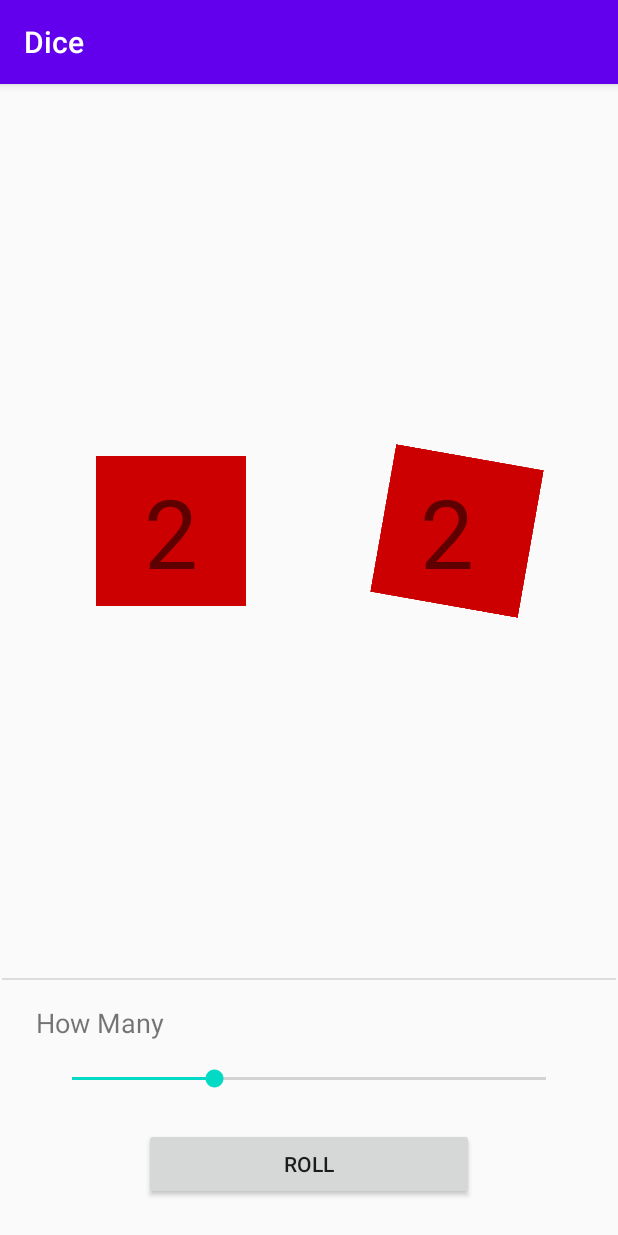
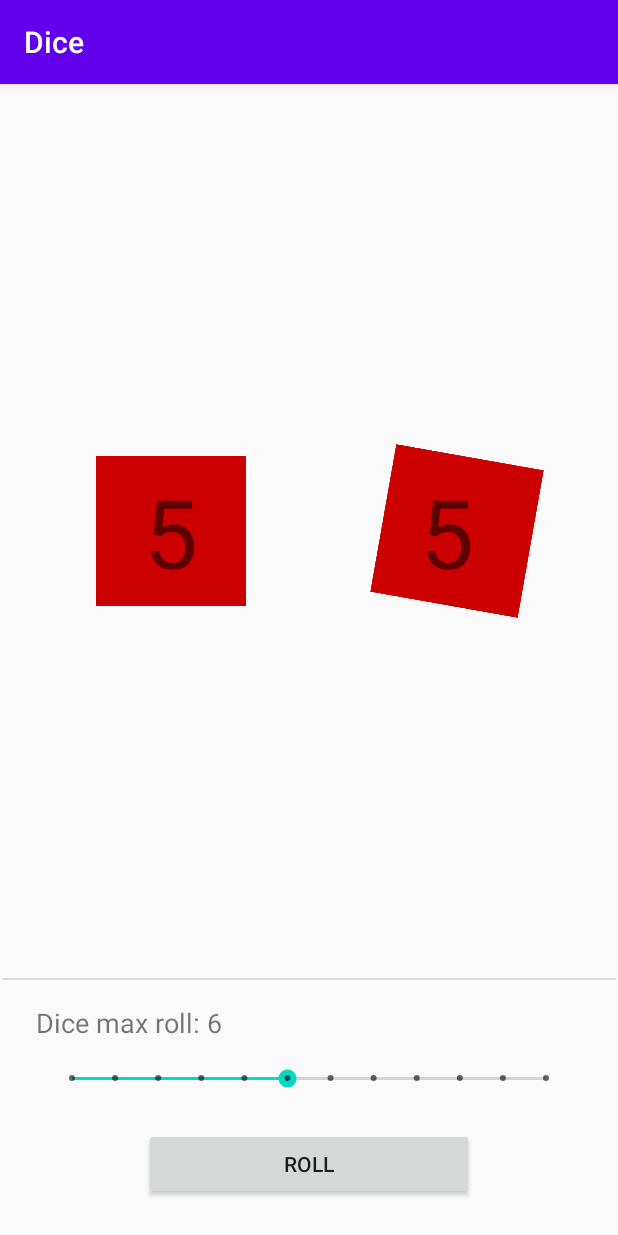
Before and after one commit to ryan-joseph-dev/dice, an Android app: the screen it shows after launch (MainActivity), after a tap on "ROLL", on a phone screen of 412 x 824 dp. Run offline under Robolectric (Android 15) with nearby library versions, the phone set to English and light mode, and no system bars.

Commit message:
fix bug wih zero sided die

```diff
--- a/app/src/main/java/com/ryryapps/MainActivity.kt
+++ b/app/src/main/java/com/ryryapps/MainActivity.kt
@@ -27,7 +27,21 @@ class MainActivity : AppCompatActivity() {
         val dice2ImageView = findViewById<ImageView>(R.id.dice2ImageView)
 
         val seekBar = findViewById<SeekBar>(R.id.seekBar)
+        val howManyTextView = findViewById<TextView>(R.id.howManyTextView)
 
+        seekBar.setOnSeekBarChangeListener(object : SeekBar.OnSeekBarChangeListener {
+            override fun onProgressChanged(seekBar: SeekBar, i: Int, b: Boolean) {
+                // Display the current progress of SeekBar
+                val j = i + 1
+                howManyTextView.text = "Dice max roll: $j"
+            }
+            override fun onStartTrackingTouch(seekBar: SeekBar) {
+                // Do something
+            }
+            override fun onStopTrackingTouch(seekBar: SeekBar) {
+                // Do something
+            }
+        })
 
         rollButton.setOnClickListener() {
 
@@ -36,8 +50,8 @@ class MainActivity : AppCompatActivity() {
             dice1ImageView.startAnimation(shake)
             dice2ImageView.startAnimation(shake)
 
-            val dice1 = Random().nextInt(seekBar.progress) + 1
-            val dice2 = Random().nextInt(seekBar.progress) + 1
+            val dice1 = Random().nextInt(seekBar.progress + 1) + 1
+            val dice2 = Random().nextInt(seekBar.progress + 1) + 1
 
             dice1TextView.text = dice1.toString()
             dice2TextView.text = dice2.toString()
--- a/app/src/main/res/layout/activity_main.xml
+++ b/app/src/main/res/layout/activity_main.xml
@@ -22,6 +22,7 @@
 
     <SeekBar
         android:id="@+id/seekBar"
+        style="@style/Widget.AppCompat.SeekBar.Discrete"
         android:layout_width="0dp"
         android:layout_height="wrap_content"
         android:layout_marginStart="32dp"
@@ -29,8 +30,9 @@
         android:layout_marginEnd="32dp"
         android:layout_marginRight="32dp"
         android:layout_marginBottom="24dp"
-        android:max="10"
-        android:progress="3"
+        android:indeterminate="false"
+        android:max="11"
+        android:progress="5"
         app:layout_constraintBottom_toTopOf="@+id/rollButton"
         app:layout_constraintEnd_toEndOf="parent"
         app:layout_constraintStart_toStartOf="parent" />
@@ -42,7 +44,7 @@
         android:layout_marginStart="24dp"
         android:layout_marginLeft="24dp"
         android:layout_marginBottom="16dp"
-        android:text="How Many"
+        android:text="Dice max roll: 6"
         android:textSize="18sp"
         app:layout_constraintBottom_toTopOf="@+id/seekBar"
         app:layout_constraintStart_toStartOf="parent" />
```
